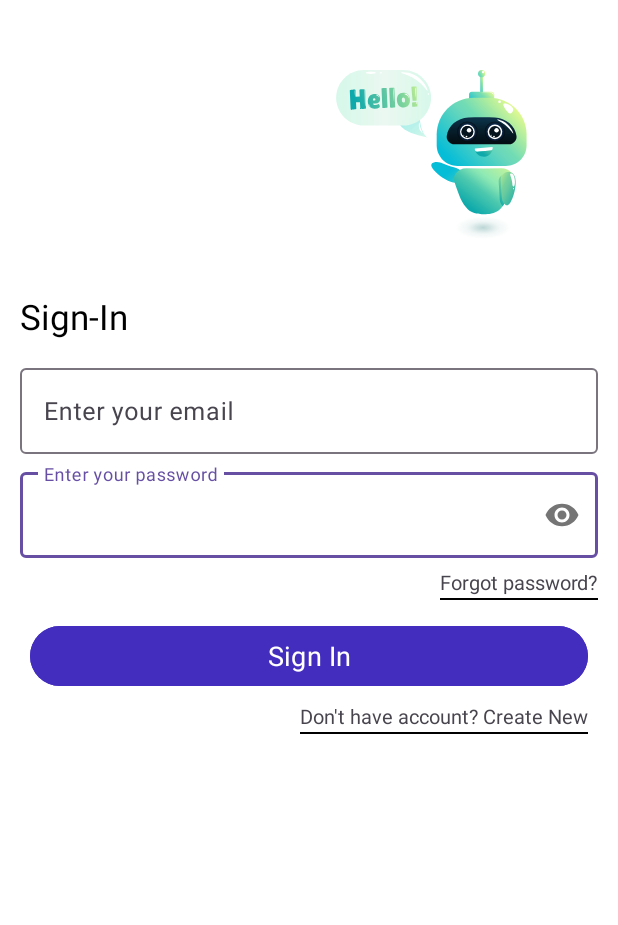
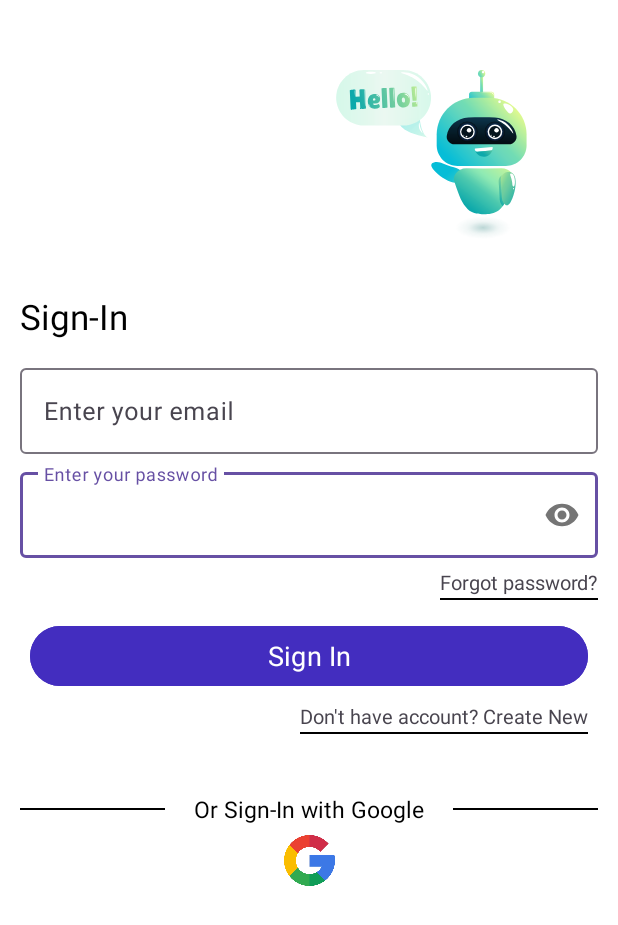
Before and after one commit to shanali10/Peace-AI, an Android app: the screen it shows after launch (SignInActivity), on a phone screen of 412 x 824 dp. Shown: the top 925 px of the screen. Run offline under Robolectric (Android 15) with nearby library versions, the phone set to English and light mode, and no system bars; our stand-ins replace Firebase (no records; nobody signed in at launch, a user with empty details on screens opened directly), sdp/ssp sizes; Roboto replaces fonts that are not available here.

Commit message:
Updated the Sign-In XML Layout

```diff
--- a/app/src/main/res/layout/activity_sign_in.xml
+++ b/app/src/main/res/layout/activity_sign_in.xml
@@ -122,7 +122,7 @@
         android:text="Or Sign-In with Google"
         android:textColor="@color/black"
         android:textSize="@dimen/_12sdp"
-        android:visibility="invisible"
+        android:visibility="visible"
         app:layout_constraintEnd_toEndOf="@+id/signInBtn"
         app:layout_constraintStart_toStartOf="@+id/signInBtn"
         app:layout_constraintTop_toBottomOf="@+id/view2"
@@ -134,7 +134,7 @@
         android:layout_height="@dimen/_1sdp"
         android:layout_marginStart="@dimen/_15sdp"
         android:background="@color/black"
-        android:visibility="invisible"
+        android:visibility="visible"
         app:layout_constraintBottom_toBottomOf="@+id/textView4"
         app:layout_constraintEnd_toEndOf="@+id/inputLayout2"
         app:layout_constraintStart_toEndOf="@+id/textView4"
@@ -146,7 +146,7 @@
         android:layout_height="@dimen/_1sdp"
         android:layout_marginEnd="@dimen/_15sdp"
         android:background="@color/black"
-        android:visibility="invisible"
+        android:visibility="visible"
         app:layout_constraintBottom_toBottomOf="@+id/textView4"
         app:layout_constraintEnd_toStartOf="@+id/textView4"
         app:layout_constraintStart_toStartOf="@+id/inputLayout2"
@@ -157,7 +157,7 @@
         android:layout_width="@dimen/_26sdp"
         android:layout_height="@dimen/_26sdp"
         android:layout_marginTop="@dimen/_5sdp"
-        android:visibility="invisible"
+        android:visibility="visible"
         app:layout_constraintEnd_toEndOf="@+id/textView4"
         app:layout_constraintStart_toStartOf="@+id/textView4"
         app:layout_constraintTop_toBottomOf="@+id/textView4"
```
